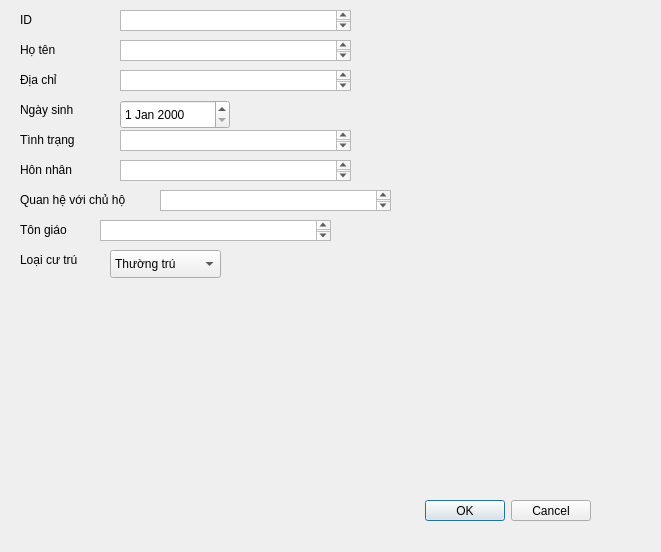
First picture: the form in personwindow.ui, repository Cuongnguyen1702/RMQT, before the edit.
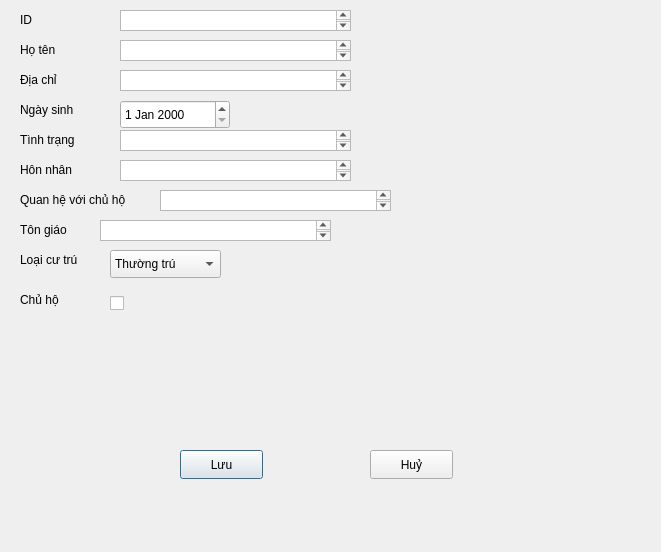
Second picture: the form after the edit.

```diff
--- a/personwindow.ui
+++ b/personwindow.ui
@@ -13,22 +13,6 @@
   <property name="windowTitle">
    <string>Dialog</string>
   </property>
-  <widget class="QDialogButtonBox" name="buttonBox">
-   <property name="geometry">
-    <rect>
-     <x>250</x>
-     <y>500</y>
-     <width>341</width>
-     <height>21</height>
-    </rect>
-   </property>
-   <property name="orientation">
-    <enum>Qt::Orientation::Horizontal</enum>
-   </property>
-   <property name="standardButtons">
-    <set>QDialogButtonBox::StandardButton::Cancel|QDialogButtonBox::StandardButton::Ok</set>
-   </property>
-  </widget>
   <widget class="QLabel" name="label">
    <property name="geometry">
     <rect>
@@ -246,6 +230,58 @@
     </property>
    </item>
   </widget>
+  <widget class="QCheckBox" name="OwnercheckBox">
+   <property name="geometry">
+    <rect>
+     <x>110</x>
+     <y>290</y>
+     <width>93</width>
+     <height>26</height>
+    </rect>
+   </property>
+   <property name="text">
+    <string/>
+   </property>
+  </widget>
+  <widget class="QLabel" name="label_10">
+   <property name="geometry">
+    <rect>
+     <x>20</x>
+     <y>290</y>
+     <width>63</width>
+     <height>20</height>
+    </rect>
+   </property>
+   <property name="text">
+    <string>Chủ hộ</string>
+   </property>
+  </widget>
+  <widget class="QPushButton" name="SaveButton">
+   <property name="geometry">
+    <rect>
+     <x>180</x>
+     <y>450</y>
+     <width>83</width>
+     <height>29</height>
+    </rect>
+   </property>
+   <property name="text">
+    <string>Lưu</string>
+   </property>
+  </widget>
+  <widget class="QPushButton" name="CancelButton">
+   <property name="geometry">
+    <rect>
+     <x>370</x>
+     <y>450</y>
+     <width>83</width>
+     <height>29</height>
+    </rect>
+   </property>
+   <property name="text">
+    <string>Huỷ</string>
+   </property>
+  </widget>
  </widget>
  <resources/>
  <connections>
```
Left out of the diff: 51 changed lines with no effect on the pictures.
